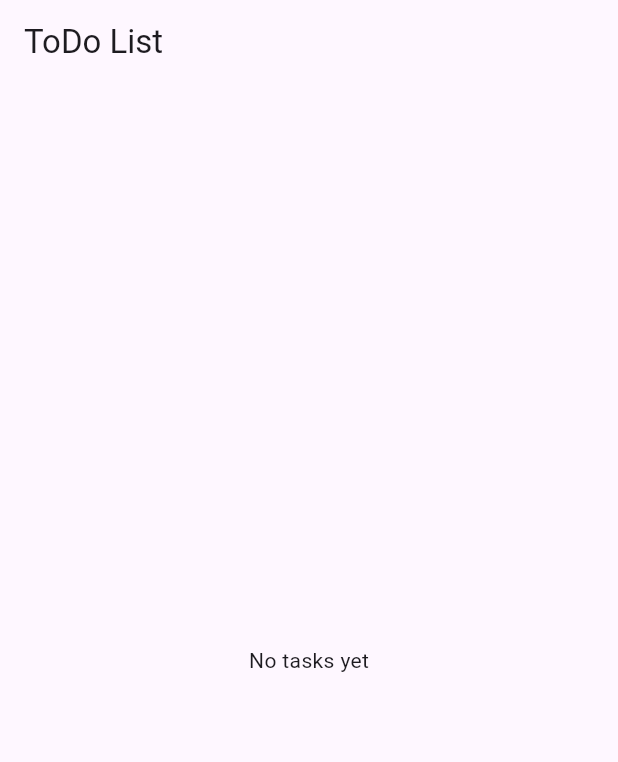
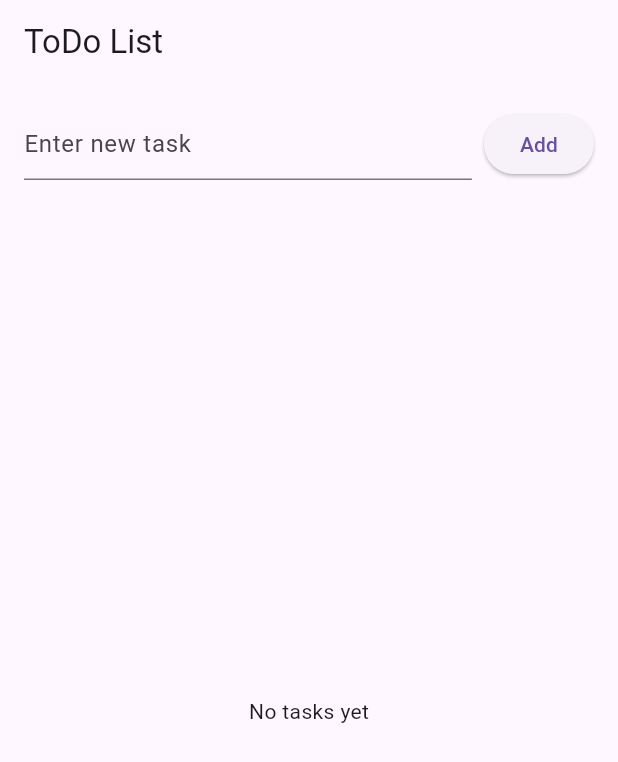
Before and after one commit to Qahtb2/todo-git-project, a Flutter app: the screen it shows after launch, on a phone screen of 412 x 824 dp. Shown: the top 762 px of the screen. Run offline on Flutter 3.47's test engine with Material 3 defaults, Android fonts, the phone set to English and light mode, and no system bars.

Commit message:
feature: implement add-task functionality

```diff
--- a/lib/main.dart
+++ b/lib/main.dart
@@ -17,14 +17,68 @@ class MyApp extends StatelessWidget {
   }
 }
 
-class HomeScreen extends StatelessWidget {
+class HomeScreen extends StatefulWidget {
   const HomeScreen({super.key});
+
+  @override
+  State<HomeScreen> createState() => _HomeScreenState();
+}
+
+class _HomeScreenState extends State<HomeScreen> {
+  final List<String> tasks = [];
+  final TextEditingController taskController = TextEditingController();
+
+  void addTask() {
+    final text = taskController.text.trim();
+    if (text.isNotEmpty) {
+      setState(() {
+        tasks.add(text);
+        taskController.clear();
+      });
+    }
+  }
 
   @override
   Widget build(BuildContext context) {
     return Scaffold(
       appBar: AppBar(title: const Text('ToDo List')),
-      body: const Center(child: Text('No tasks yet')),
+      body: Padding(
+        padding: const EdgeInsets.all(16.0),
+        child: Column(
+          children: [
+            Row(
+              children: [
+                Expanded(
+                  child: TextField(
+                    controller: taskController,
+                    decoration: const InputDecoration(
+                      hintText: 'Enter new task',
+                    ),
+                  ),
+                ),
+                const SizedBox(width: 8),
+                ElevatedButton(
+                  onPressed: addTask,
+                  child: const Text('Add'),
+                ),
+              ],
+            ),
+            const SizedBox(height: 20),
+            Expanded(
+              child: tasks.isEmpty
+                  ? const Center(child: Text('No tasks yet'))
+                  : ListView.builder(
+                itemCount: tasks.length,
+                itemBuilder: (context, index) {
+                  return ListTile(
+                    title: Text(tasks[index]),
+                  );
+                },
+              ),
+            ),
+          ],
+        ),
+      ),
     );
   }
 }
```
